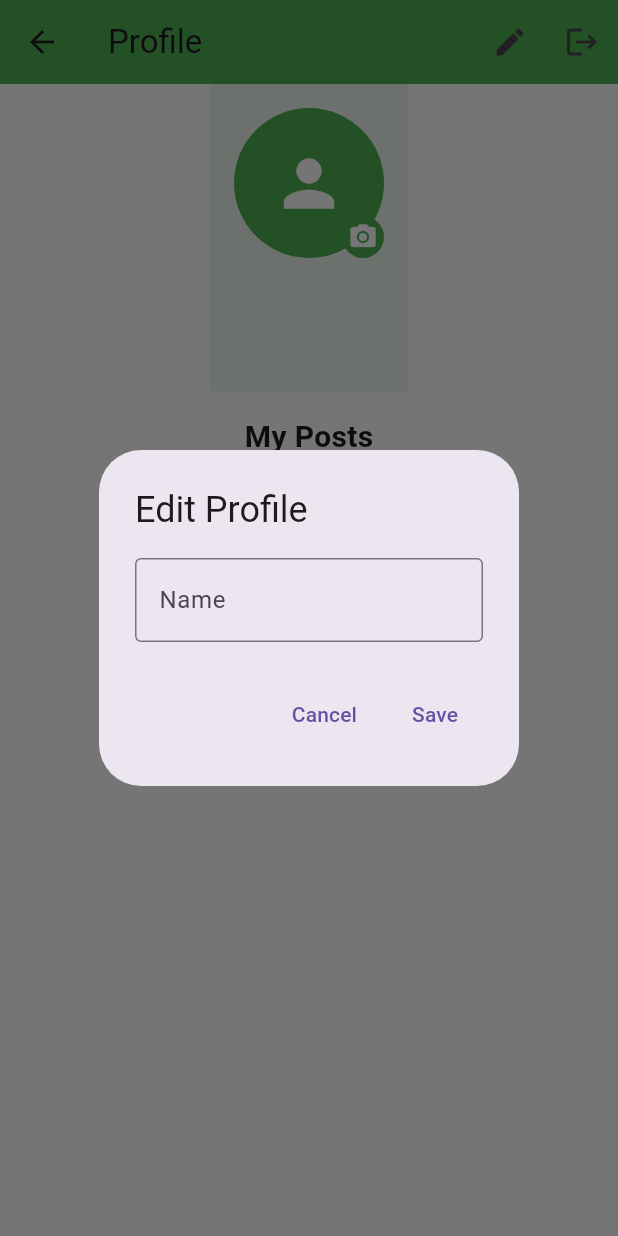
After one commit to elias282000/Binimoy, a Flutter app: the screen it shows once a user with an empty profile is signed in, item 3 of the bottom bar chosen, after a tap on the "edit" icon, on a phone screen of 412 x 824 dp. The commit adds this screen. Run offline on Flutter 3.47's test engine with Material 3 defaults, Android fonts, the light colour scheme and no system bars; our stand-ins replace cloud_firestore, firebase_auth, firebase_core, firebase_storage, flutter_spinkit, image_picker; missing offline and left inert: cloudinary_public, firebase_app_check; accounts and stored records are empty.

Commit message:
profile and wordrobe done with bugs

```diff
--- a/lib/main.dart
+++ b/lib/main.dart
@@ -12,19 +12,16 @@ import 'services/auth_service.dart';
 void main() async {
   WidgetsFlutterBinding.ensureInitialized();
 
-  // Initialize Firebase with proper options
   await Firebase.initializeApp(
     options: DefaultFirebaseOptions.currentPlatform,
   );
 
-  // Initialize Firebase App Check
+  // Update App Check configuration
   await FirebaseAppCheck.instance.activate(
-    androidProvider: AndroidProvider.debug,
+    androidProvider: AndroidProvider.playIntegrity,
   );
 
-  // Initialize AuthService
   final authService = AuthService();
-
   runApp(MyApp(authService: authService));
 }
 
--- a/lib/screens/home_screen.dart
+++ b/lib/screens/home_screen.dart
@@ -3,6 +3,7 @@ import 'package:cloud_firestore/cloud_firestore.dart';
 import '../services/auth_service.dart';
 import 'saree_detail_screen.dart';
 import 'add_post_screen.dart';
+import 'profile_screen.dart';
 
 class HomeScreen extends StatefulWidget {
   final AuthService authService;
@@ -194,13 +195,18 @@ class _HomeScreenState extends State<HomeScreen> {
         ],
         onTap: (index) {
           if (index == 1) {
-            // Navigate to Add Post screen
             Navigator.push(
               context,
               MaterialPageRoute(builder: (context) => const AddPostScreen()),
             );
+          } else if (index == 2) {
+            Navigator.push(
+              context,
+              MaterialPageRoute(
+                builder: (context) => ProfileScreen(authService: widget.authService),
+              ),
+            );
           }
-          // TODO: Handle other navigation items
         },
       ),
     );
--- /dev/null
+++ b/lib/screens/profile_screen.dart
@@ -0,0 +1,347 @@
+import 'dart:io';
+import 'package:flutter/material.dart';
+import 'package:firebase_auth/firebase_auth.dart';
+import 'package:cloud_firestore/cloud_firestore.dart';
+import 'package:image_picker/image_picker.dart';
+import '../services/auth_service.dart';
+import '../services/storage_service.dart';
+import 'saree_detail_screen.dart';
+
+class ProfileScreen extends StatefulWidget {
+  final AuthService authService;
+
+  const ProfileScreen({super.key, required this.authService});
+
+  @override
+  State<ProfileScreen> createState() => _ProfileScreenState();
+}
+
+class _ProfileScreenState extends State<ProfileScreen> {
+  final StorageService _storageService = StorageService();
+  final _nameController = TextEditingController();
+  bool _isLoading = false;
+  User? user = FirebaseAuth.instance.currentUser;
+
+  Future<void> _updateProfile(String? photoUrl, String? displayName) async {
+    try {
+      if (user == null) return;
+
+      // Create update object for Firebase Auth
+      Map<String, String?> updates = {};
+      if (photoUrl != null) updates['photoURL'] = photoUrl;
+      if (displayName != null) updates['displayName'] = displayName;
+
+      // Update Firebase Auth profile
+      if (displayName != null) {
+        await user?.updateDisplayName(displayName);
+      }
+      if (photoUrl != null) {
+        await user?.updatePhotoURL(photoUrl);
+      }
+
+      // Reload user to get updated info
+      await FirebaseAuth.instance.currentUser?.reload();
+
+      // Update state with new user info
+      setState(() {
+        user = FirebaseAuth.instance.currentUser;
+      });
+
+      if (mounted) {
+        ScaffoldMessenger.of(context).showSnackBar(
+          const SnackBar(content: Text('Profile updated successfully')),
+        );
+      }
+    } catch (e) {
+      print('Profile update error: $e');
+      if (mounted) {
+        ScaffoldMessenger.of(context).showSnackBar(
+          const SnackBar(content: Text('Failed to update profile')),
+        );
+      }
+    }
+  }
+
+  Future<void> _pickImage() async {
+    try {
+      final ImagePicker picker = ImagePicker();
+      final XFile? image = await picker.pickImage(
+        source: ImageSource.gallery,
+        maxWidth: 512,
+        maxHeight: 512,
+        imageQuality: 75,
+      );
+
+      if (image == null) return;
+
+      setState(() => _isLoading = true);
+
+      // Upload to Cloudinary
+      final imageUrl = await _storageService.uploadImage(File(image.path));
+
+      // Update profile with new image URL
+      if (imageUrl.isNotEmpty) {
+        await _updateProfile(imageUrl, null);
+      }
+    } catch (e) {
+      print('Image upload error: $e');
+      if (mounted) {
+        ScaffoldMessenger.of(context).showSnackBar(
+          const SnackBar(content: Text('Failed to update profile picture')),
+        );
+      }
+    } finally {
+      if (mounted) {
+        setState(() => _isLoading = false);
+      }
+    }
+  }
+
+  Future<void> _editProfile() async {
+    final currentName = user?.displayName ?? '';
+    _nameController.text = currentName;
+
+    await showDialog(
+      context: context,
+      builder: (context) => AlertDialog(
+        title: const Text('Edit Profile'),
+        content: TextField(
+          controller: _nameController,
+          decoration: const InputDecoration(
+            labelText: 'Name',
+            border: OutlineInputBorder(),
+          ),
+        ),
+        actions: [
+          TextButton(
+            onPressed: () => Navigator.pop(context),
+            child: const Text('Cancel'),
+          ),
+          TextButton(
+            onPressed: () async {
+              Navigator.pop(context);
+              final newName = _nameController.text.trim();
+              if (newName.isNotEmpty) {
+                await _updateProfile(null, newName);
+              }
+            },
+            child: const Text('Save'),
+          ),
+        ],
+      ),
+    );
+  }
+
+  @override
+  Widget build(BuildContext context) {
+    return Scaffold(
+      appBar: AppBar(
+        title: const Text('Profile'),
+        backgroundColor: Colors.green,
+        actions: [
+          IconButton(
+            icon: const Icon(Icons.edit),
+            onPressed: _editProfile,
+          ),
+          IconButton(
+            icon: const Icon(Icons.logout),
+            onPressed: () async {
+              try {
+                await widget.authService.signOut();
+                if (!mounted) return;
+                Navigator.pushReplacementNamed(context, '/login');
+              } catch (e) {
+                if (!mounted) return;
+                ScaffoldMessenger.of(context).showSnackBar(
+                  const SnackBar(content: Text('Failed to sign out')),
+                );
+              }
+            },
+          ),
+        ],
+      ),
+      body: RefreshIndicator(
+        onRefresh: () async {
+          setState(() {
+            user = FirebaseAuth.instance.currentUser;
+          });
+        },
+        child: SingleChildScrollView(
+          child: Column(
+            children: [
+              Container(
+                padding: const EdgeInsets.all(16),
+                color: Colors.green.withOpacity(0.1),
+                child: Column(
+                  children: [
+                    GestureDetector(
+                      onTap: _pickImage,
+                      child: Stack(
+                        children: [
+                          CircleAvatar(
+                            radius: 50,
+                            backgroundColor: Colors.green,
+                            backgroundImage: user?.photoURL != null
+                                ? NetworkImage(user!.photoURL!)
+                                : null,
+                            child: user?.photoURL == null
+                                ? const Icon(Icons.person, size: 50, color: Colors.white)
+                                : null,
+                          ),
+                          if (_isLoading)
+                            const Positioned.fill(
+                              child: CircularProgressIndicator(
+                                valueColor: AlwaysStoppedAnimation<Color>(Colors.white),
+                              ),
+                            ),
+                          Positioned(
+                            bottom: 0,
+                            right: 0,
+                            child: Container(
+                              padding: const EdgeInsets.all(4),
+                              decoration: const BoxDecoration(
+                                color: Colors.green,
+                                shape: BoxShape.circle,
+                              ),
+                              child: const Icon(
+                                Icons.camera_alt,
+                                color: Colors.white,
+                                size: 20,
+                              ),
+                            ),
+                          ),
+                        ],
+                      ),
+                    ),
+                    const SizedBox(height: 16),
+                    Text(
+                      user?.displayName ?? 'Anonymous',
+                      style: const TextStyle(
+                        fontSize: 24,
+                        fontWeight: FontWeight.bold,
+                      ),
+                    ),
+                    Text(
+                      user?.email ?? '',
+                      style: const TextStyle(
+                        color: Colors.grey,
+                        fontSize: 16,
+                      ),
+                    ),
+                  ],
+                ),
+              ),
+              const Padding(
+                padding: EdgeInsets.all(16),
+                child: Text(
+                  'My Posts',
+                  style: TextStyle(
+                    fontSize: 20,
+                    fontWeight: FontWeight.bold,
+                  ),
+                ),
+              ),
+              StreamBuilder<QuerySnapshot>(
+                stream: FirebaseFirestore.instance
+                    .collection('sarees')
+                    .where('userId', isEqualTo: user?.uid)
+                    .orderBy('createdAt', descending: true)
+                    .snapshots(),
+                builder: (context, snapshot) {
+                  if (snapshot.connectionState == ConnectionState.waiting) {
+                    return const Center(child: CircularProgressIndicator());
+                  }
+
+                  if (snapshot.hasError) {
+                    return Center(child: Text('Error: ${snapshot.error}'));
+                  }
+
+                  final posts = snapshot.data?.docs ?? [];
+
+                  if (posts.isEmpty) {
+                    return const Center(
+                      child: Padding(
+                        padding: EdgeInsets.all(16),
+                        child: Text('No posts yet'),
+                      ),
+                    );
+                  }
+
+                  return GridView.builder(
+                    shrinkWrap: true,
+                    physics: const NeverScrollableScrollPhysics(),
+                    padding: const EdgeInsets.all(8),
+                    gridDelegate: const SliverGridDelegateWithFixedCrossAxisCount(
+                      crossAxisCount: 2,
+                      childAspectRatio: 0.75,
+                      crossAxisSpacing: 10,
+                      mainAxisSpacing: 10,
+                    ),
+                    itemCount: posts.length,
+                    itemBuilder: (context, index) {
+                      final post = posts[index].data() as Map<String, dynamic>;
+                      return GestureDetector(
+                        onTap: () {
+                          Navigator.push(
+                            context,
+                            MaterialPageRoute(
+                              builder: (context) => SareeDetailScreen(saree: post),
+                            ),
+                          );
+                        },
+                        child: Card(
+                          elevation: 2,
+                          child: Column(
+                            crossAxisAlignment: CrossAxisAlignment.start,
+                            children: [
+                              Expanded(
+                                child: Image.network(
+                                  post['imageUrl'] ?? '',
+                                  fit: BoxFit.cover,
+                                  width: double.infinity,
+                                ),
+                              ),
+                              Padding(
+                                padding: const EdgeInsets.all(8.0),
+                                child: Column(
+                                  crossAxisAlignment: CrossAxisAlignment.start,
+                                  children: [
+                                    Text(
+                                      post['name'] ?? 'Unknown',
+                                      style: const TextStyle(
+                                        fontWeight: FontWeight.bold,
+                                      ),
+                                      maxLines: 1,
+                                      overflow: TextOverflow.ellipsis,
+                                    ),
+                                    Text(
+                                      '৳${post['price']}',
+                                      style: const TextStyle(
+                                        color: Colors.green,
+                                        fontWeight: FontWeight.bold,
+                                      ),
+                                    ),
+                                  ],
+                                ),
+                              ),
+                            ],
+                          ),
+                        ),
+                      );
+                    },
+                  );
+                },
+              ),
+            ],
+          ),
+        ),
+      ),
+    );
+  }
+
+  @override
+  void dispose() {
+    _nameController.dispose();
+    super.dispose();
+  }
+}
```
Also changed, not shown: lib/services/storage_service.dart (+6 -3 lines).
